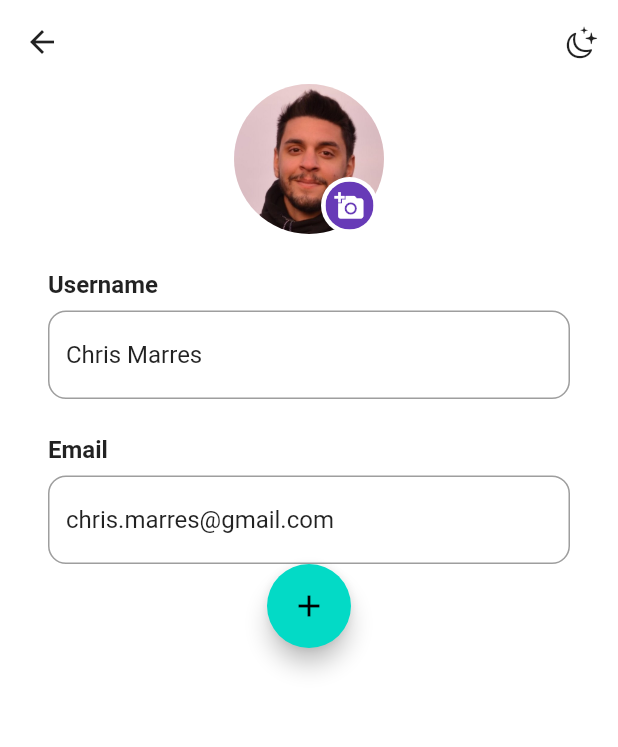
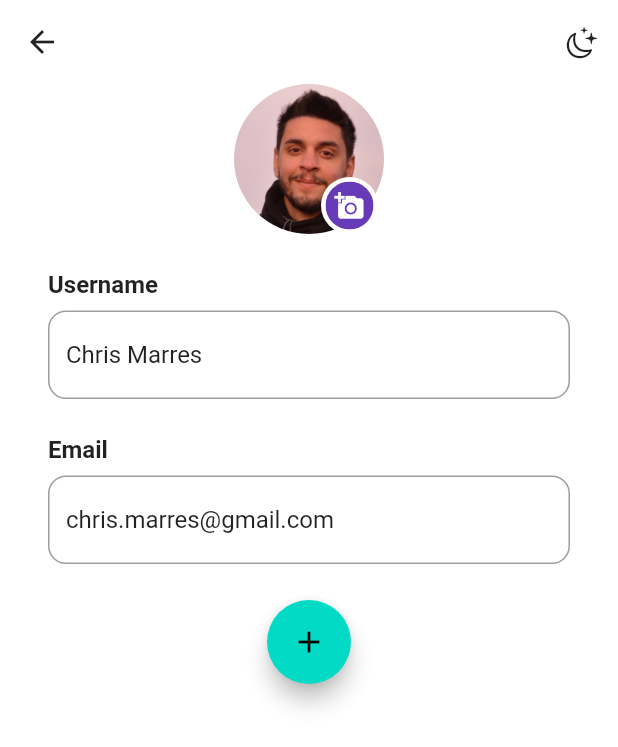
Before and after one commit to chris-marres/infinibook, a Flutter app: the EditProfilePage screen opened directly, on a phone screen of 412 x 824 dp. Shown: the top 747 px of the screen. Run offline on Flutter 3.47's test engine with Material 2 defaults, Android fonts, the light colour scheme and no system bars; our stand-ins replace animated_theme_switcher.

Commit message:
nedded commit

```diff
--- a/lib/pages/edit_profile_page.dart
+++ b/lib/pages/edit_profile_page.dart
@@ -50,6 +50,7 @@ class _EditProfilePageState extends State<EditProfilePage> {
                     tempEmail = email;
                   },
                 ),
+                const SizedBox(height: 24),
                 FloatingActionButton(
                   onPressed: () {
                     Navigator.pop(
@@ -64,6 +65,7 @@ class _EditProfilePageState extends State<EditProfilePage> {
                   child: const Icon(Icons.add),
                   heroTag: null,
                 ),
+                const SizedBox(height: 24),
               ],
             ),
           ),
```
